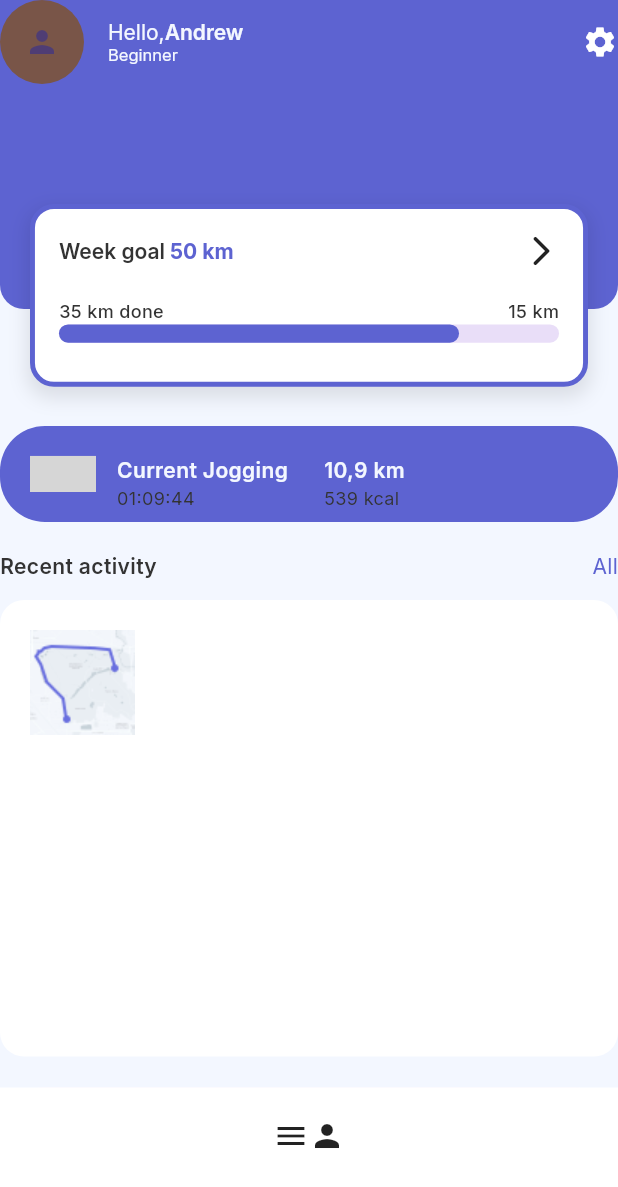
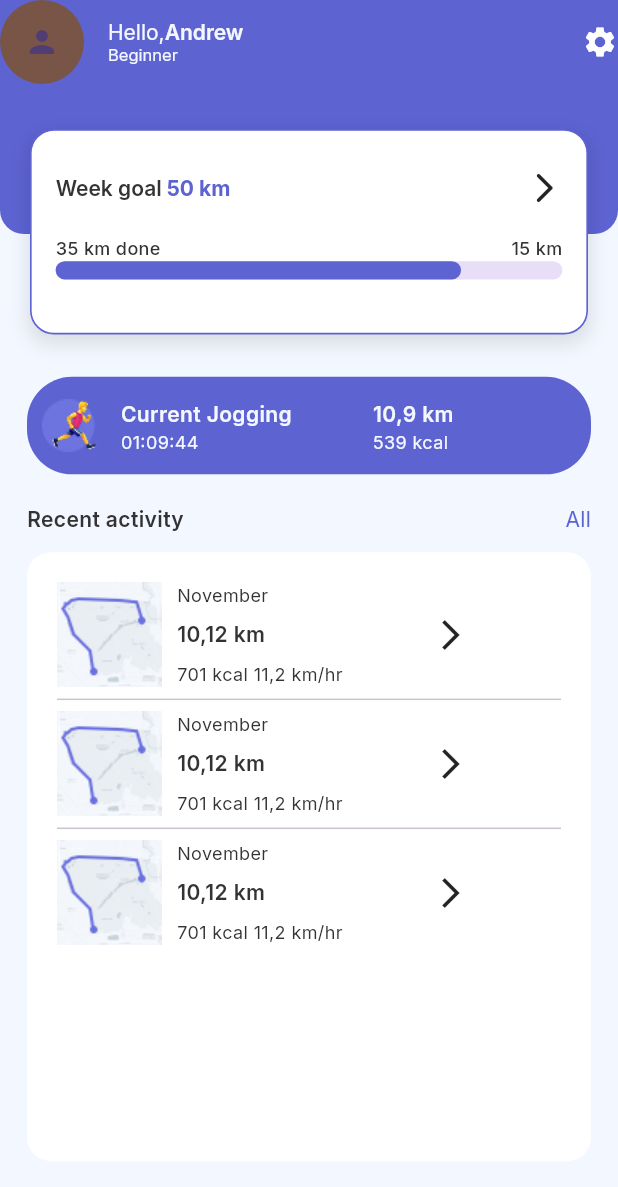
Before and after one commit to imalovee/sca_jogging_app, a Flutter app: the screen it shows after launch, on a phone screen of 412 x 824 dp. Shown: the top 1187 px of the screen. Run offline on Flutter 3.47's test engine with Material 3 defaults, Android fonts, the light colour scheme and no system bars; our stand-ins replace flutter_screenutil, flutter_svg; grey boxes are pictures that could not be loaded.

Commit message:
edits in the HomeScreen

```diff
--- a/lib/features/screans/home_screen.dart
+++ b/lib/features/screans/home_screen.dart
@@ -17,18 +17,18 @@ class _HomeScreenState extends State<HomeScreen> {
   Widget build(BuildContext context) {
     return Scaffold(
       backgroundColor: AppColors.scaffoldColor,
-      bottomSheet: SafeArea(
-        child: Container(
-          color: Colors.white,
-          padding: const EdgeInsets.fromLTRB(20, 5, 20, 40),
-          child: const Column(
-            mainAxisSize: MainAxisSize.min,
-            children: [
-             AppButton()
-            ],
-          ),
-        ),
-      ),
+      // bottomSheet: SafeArea(
+      //   child: Container(
+      //     color: Colors.white,
+      //     padding: const EdgeInsets.fromLTRB(20, 5, 20, 40),
+      //     child: const Column(
+      //       mainAxisSize: MainAxisSize.min,
+      //       children: [
+      //        AppButton()
+      //       ],
+      //     ),
+      //   ),
+      // ),
       appBar: AppBar(
         elevation: 0.0,
         scrolledUnderElevation: 0,
@@ -73,15 +73,16 @@ class _HomeScreenState extends State<HomeScreen> {
            Icon(Icons.settings, color: Colors.white,)
          ],
       ),
-      body: Column(
+      body: SingleChildScrollView(
+        child: Column(
           children: [
             SizedBox(
-            height: 200.h,
+              height: 150.h,
               child: Stack(
                 clipBehavior: Clip.none,
                 children: [
                 Container(
-                height: 150,
+                  height: 100,
                   padding: EdgeInsets.symmetric(horizontal: 20, vertical: 20),
                   decoration: BoxDecoration(
                     color: AppColors.appColor,
@@ -94,17 +95,17 @@ class _HomeScreenState extends State<HomeScreen> {
               Positioned(
                 left: 20,
                 right: 20,
-              top: 80,
+                top: 30,
 
                 child: Container(
-                 height: 120.h,
+                   height: 135.h,
                    width: MediaQuery.of(context).size.width,
                    padding: EdgeInsets.symmetric(horizontal: 16, vertical: 16 ),
                    decoration: BoxDecoration(
                      color: Colors.white,
                      borderRadius: BorderRadius.circular(16),
                      border: Border.all(
-                    width: 3.w,
+                      width: 1.w,
                       color: AppColors.appColor
                      ),
                      boxShadow: [
@@ -119,6 +120,7 @@ class _HomeScreenState extends State<HomeScreen> {
                    child: Column(
                      crossAxisAlignment: CrossAxisAlignment.start,
                      children: [
+                      SizedBox(height: 10,),
                        Row(
                          mainAxisAlignment: MainAxisAlignment.spaceBetween,
                          children: [
@@ -180,9 +182,13 @@ class _HomeScreenState extends State<HomeScreen> {
             SizedBox(
               height: 25
             ),
+            Padding(
+              padding: const EdgeInsets.all(18.0),
+              child: Column(
+                children: [
                   Container(
-                height: 64,
-                padding: EdgeInsets.symmetric(horizontal: 20, vertical: 20),
+                        height: 65,
+                        padding: EdgeInsets.symmetric(horizontal: 10, vertical: 15),
                         decoration: BoxDecoration(
                           color: AppColors.appColor,
                           borderRadius:BorderRadius.circular(30)
@@ -190,16 +196,8 @@ class _HomeScreenState extends State<HomeScreen> {
                         child: Row(
                           mainAxisAlignment: MainAxisAlignment.start,
                           children: [
-                     Container(
-                height: 40.h,
-                width: 40.w,
-                // padding: EdgeInsets.symmetric(horizontal: 20, vertical: 20),
-                decoration: BoxDecoration(
-                  color: AppColors.circleColor,
-                 shape: BoxShape.circle
-                ),
-                child: SvgPicture.asset(AppAssets.runnerFull),
-                ),
+
+                        Image.asset(AppAssets.activityPng),
                         SizedBox(width: 14,),
                         Column(
                           crossAxisAlignment: CrossAxisAlignment.start,
@@ -214,11 +212,11 @@ class _HomeScreenState extends State<HomeScreen> {
                                  style: interStyle.copyWith(
                                    fontWeight: FontWeight.w400,
                                    fontSize: 12.spMin,
-                           color: AppColors.appBlack
+                                   color: AppColors.scaffoldColor
                                  ),),
                           ],
                         ),
-                SizedBox(width: 24,),
+                        SizedBox(width: 54,),
                         Column(
                           crossAxisAlignment: CrossAxisAlignment.start,
                           children: [
@@ -232,12 +230,13 @@ class _HomeScreenState extends State<HomeScreen> {
                                  style: interStyle.copyWith(
                                    fontWeight: FontWeight.w400,
                                    fontSize: 12.spMin,
-                           color: AppColors.appBlack
+                                   color: AppColors.scaffoldColor
                                  ),),
                           ],
                         ),
                           ],
                         ),
+
                         ),
                      SizedBox(height: 20,),
               Row(
@@ -259,7 +258,7 @@ class _HomeScreenState extends State<HomeScreen> {
               ),
                  SizedBox(height: 12,) ,
              Container(
-            height: 300.h,
+              height: 400.h,
               padding: EdgeInsets.all(20),
               decoration: BoxDecoration(
                 color: Colors.white,
@@ -270,7 +269,38 @@ class _HomeScreenState extends State<HomeScreen> {
               child: Column(
                 crossAxisAlignment: CrossAxisAlignment.start,
                 children: [
-                Row(
+                  ActivityItems(),
+                  Divider(),
+                   ActivityItems(),
+                  Divider(),
+                   ActivityItems(),
+
+                ],
+              ),
+             )
+                ],
+              ),
+            ),
+
+
+          ],
+        ),
+      ),
+      );
+
+  }
+}
+
+class ActivityItems extends StatelessWidget {
+  const ActivityItems({
+    super.key,
+  });
+
+
+
+  @override
+  Widget build(BuildContext context) {
+    return Row(
       children: [
         Container(
           height: 70,
@@ -283,19 +313,34 @@ class _HomeScreenState extends State<HomeScreen> {
         ),
         SizedBox(width: 10,),
         Column(
+          mainAxisAlignment: MainAxisAlignment.spaceEvenly,
           crossAxisAlignment: CrossAxisAlignment.start,
           children: [
-
-                      ],
-                    )
-                  ],
-                )
+             Text('November',
+             style: interStyle.copyWith(
+               fontWeight: FontWeight.w400,
+               fontSize: 12.spMin,
+               color: AppColors.appBlack
+       ),),
+       SizedBox(height: 8,),
+        Text('10,12 km',
+             style: interStyle.copyWith(
+               fontWeight: FontWeight.w600,
+               fontSize: 14.spMin,
+               color: AppColors.appBlack
+       ),),
+        SizedBox(height: 8,),
+       Text('701 kcal 11,2 km/hr',
+             style: interStyle.copyWith(
+               fontWeight: FontWeight.w400,
+               fontSize: 12.spMin,
+               color: AppColors.appBlack
+       ),),
           ],
         ),
-           )
+        SizedBox(width: 60,),
+        Icon(Icons.arrow_forward_ios_outlined)
       ],
-      ),
     );
-
   }
 }
--- a/lib/shared/assets.dart
+++ b/lib/shared/assets.dart
@@ -8,4 +8,5 @@ class AppAssets{
      static const String trophy = "${_svgBase}trophy.svg";
      static const String mapPng = "${_imgBase}map.png";
    static const String map_1Png = "${_imgBase}map_1.png";
+   static const String activityPng = "${_imgBase}activity.png";
 }
```
Also changed, not shown: assets/images/activity.png (added). Lines whose indentation alone changed are shown as unchanged.
